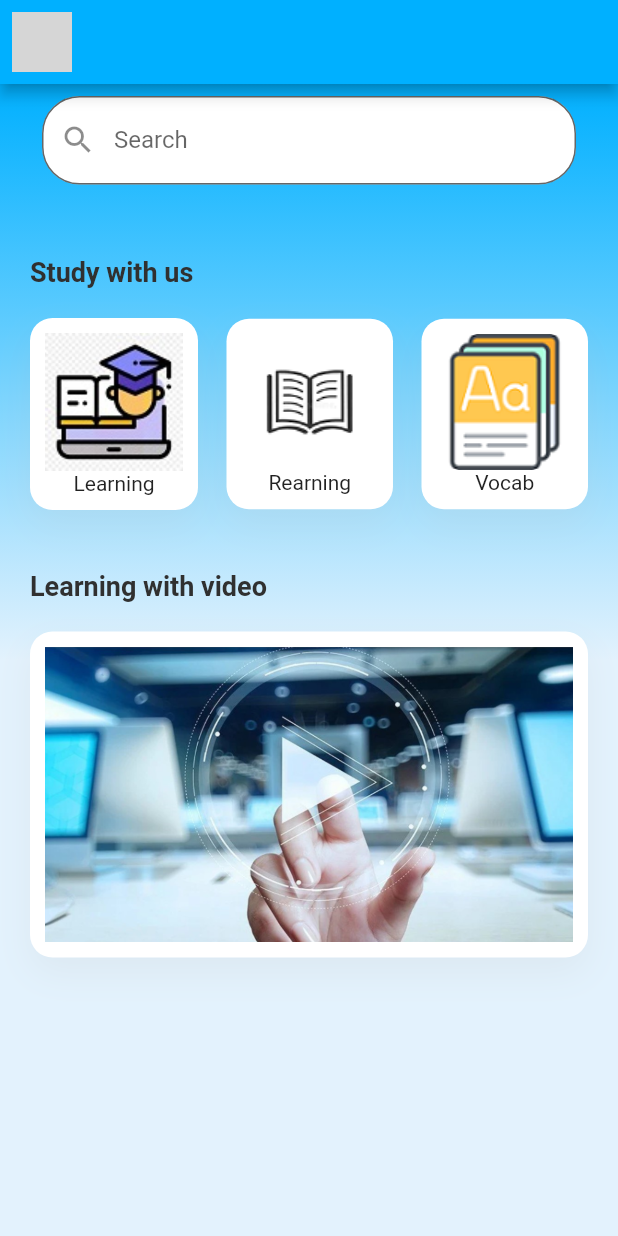
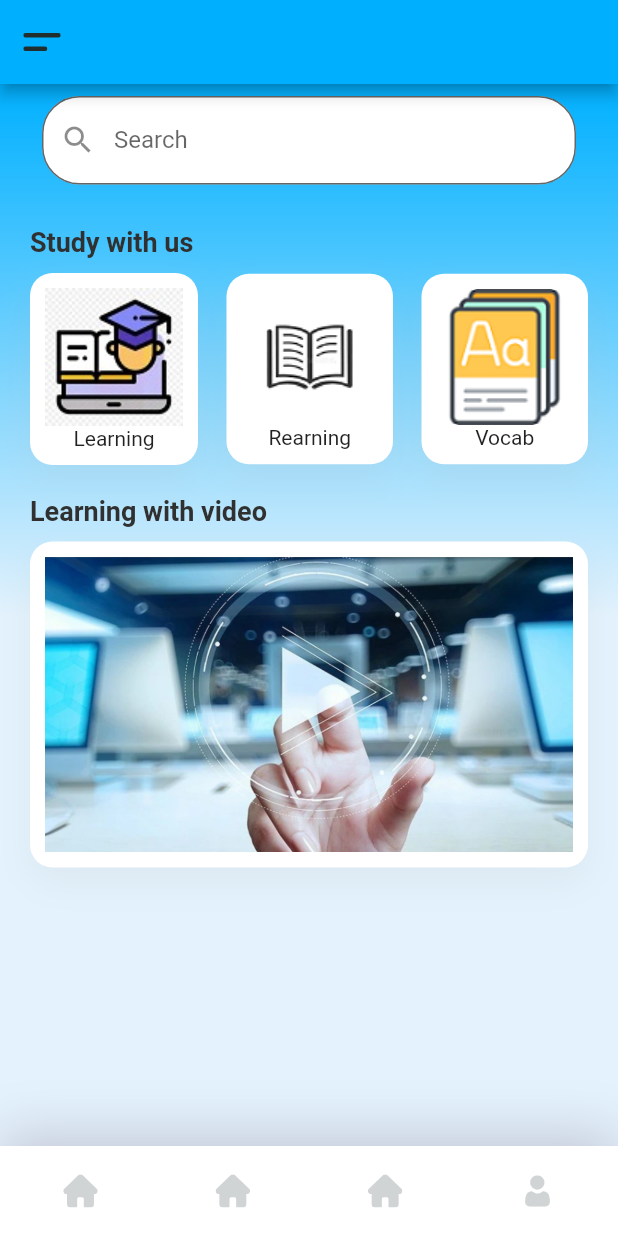
Before and after one commit to lewwcom/learn_english_app, a Flutter app: the screen it shows after launch, on a phone screen of 412 x 824 dp. Run offline on Flutter 3.47's test engine with Material 2 defaults, Android fonts, the light colour scheme and no system bars; our stand-ins replace audioplayers, cached_network_image, flutter_svg, go_router, shared_preferences, smooth_page_indicator and 1 more; network calls fail; grey boxes are pictures that could not be loaded.

Commit message:
add bottom navigation bar

```diff
--- /dev/null
+++ b/lib/pages/bottonavbar/my_bottom_nav_bar.dart
@@ -0,0 +1,46 @@
+import 'package:flutter/material.dart';
+import 'package:flutter_svg/flutter_svg.dart';
+import 'package:go_router/go_router.dart';
+import 'package:learn_english_app/constants.dart';
+import 'package:learn_english_app/size_config.dart';
+
+class MyBottomNavBar extends StatelessWidget {
+  @override
+  Widget build(BuildContext context) {
+    return Container(
+      padding: EdgeInsets.symmetric(horizontal: SizeConfig.defaultSize*3),
+      height: 60,
+      decoration: BoxDecoration(
+        color: Colors.white,
+        boxShadow: [
+          BoxShadow(
+            offset: Offset (0,-7),
+            blurRadius: 30,
+            color: Color(0xFF4B1A39).withOpacity(0.2),
+          ),
+        ],
+      ),
+      child: Row(
+        mainAxisAlignment: MainAxisAlignment.spaceBetween,
+        children: <Widget>[
+          IconButton(
+              onPressed: () => context.push("/homescreen"),
+              icon: SvgPicture.asset('assets/icons/home.svg', color: Color(0xFFD1D4D4)),
+          ),
+          IconButton(
+            onPressed: () => context.push("/homescreen"),
+            icon: SvgPicture.asset('assets/icons/home.svg', color: Color(0xFFD1D4D4)),
+          ),
+          IconButton(
+            onPressed: () => context.push("/homescreen"),
+            icon: SvgPicture.asset('assets/icons/home.svg', color: Color(0xFFD1D4D4)),
+          ),
+          IconButton(
+            onPressed: () => context.push("/profile"),
+            icon: SvgPicture.asset('assets/icons/user.svg', color: Color(0xFFD1D4D4)),
+          ),
+        ],
+      ),
+    );
+  }
+}
--- a/lib/pages/home/home_component/body.dart
+++ b/lib/pages/home/home_component/body.dart
@@ -1,4 +1,5 @@
 import 'package:flutter/material.dart';
+import 'package:go_router/go_router.dart';
 import 'package:learn_english_app/constants.dart';
 import 'package:learn_english_app/pages/home/home_component/LearningYoutube.dart';
 import 'package:learn_english_app/pages/profile/profile_screen.dart';
@@ -43,34 +44,25 @@ class Body extends StatelessWidget {
                     ),
                   ),
                 ),
-                SizedBox(height: 40),
+                SizedBox(height: 20),
                 Text("Study with us",style: kTitleTextstyle),
-                SizedBox(height: 20),
+                SizedBox(height: 10),
                 Row(
                   mainAxisAlignment: MainAxisAlignment.spaceBetween,
                   children: <Widget>[
                     StudyCard(
                         image: "assets/images/learning.jpg",
                         title: "Learning",
-                        press: (){
-                          Navigator.push(
-                            context,
-                            MaterialPageRoute(builder: (context) => ProfileScreen()),
-                          );
-                        }),
+                        press: () => context.push("/profile"),
+                    ),
                     StudyCard(image: "assets/images/reading.png", title: "Rearning", press: (){}),
                     StudyCard(image: "assets/images/vocab.png", title: "Vocab", press: (){}),
                   ],
                 ),
-                SizedBox(height: 40),
+                SizedBox(height: 20),
                 Text("Learning with video", style: kTitleTextstyle,),
-                SizedBox(height: 20),
-                LearningOnYoutubeCard(image: 'assets/images/video_learn.jpg', press: (){
-                  Navigator.push(
-                    context,
-                    MaterialPageRoute(builder: (context) => YoutubeScreen()),
-                  );
-                })
+                SizedBox(height: 10),
+                LearningOnYoutubeCard(image: 'assets/images/video_learn.jpg', press: () => context.push("/youtube"),)
               ],
             ),
           ),
--- a/lib/pages/home/home_screen.dart
+++ b/lib/pages/home/home_screen.dart
@@ -1,5 +1,6 @@
 import 'package:flutter/material.dart';
 import 'package:flutter_svg/flutter_svg.dart';
+import 'package:learn_english_app/pages/bottonavbar/my_bottom_nav_bar.dart';
 import 'home_component/body.dart';
 import 'package:learn_english_app/size_config.dart';
 import 'package:learn_english_app/constants.dart';
@@ -11,7 +12,7 @@ class HomeScreen extends StatelessWidget {
     return Scaffold(
       appBar: buildAppBar(),
       body: Body(),
-      //bottomNavigationBar: MyBottomNavBar(),
+      bottomNavigationBar: MyBottomNavBar(),
     );
   }
 
--- a/lib/pages/profile/profile_screen.dart
+++ b/lib/pages/profile/profile_screen.dart
@@ -1,6 +1,7 @@
 import 'package:flutter/material.dart';
 import 'package:flutter_svg/flutter_svg.dart';
 import 'package:learn_english_app/constants.dart';
+import 'package:learn_english_app/pages/bottonavbar/my_bottom_nav_bar.dart';
 import 'profile_component/body.dart';
 
 class ProfileScreen extends StatelessWidget {
@@ -9,9 +10,7 @@ class ProfileScreen extends StatelessWidget {
     return Scaffold(
       appBar: buildAppBar(),
       body: Body(),
-      /**
       bottomNavigationBar: MyBottomNavBar(),
-       **/
     );
   }
 
--- a/lib/router.dart
+++ b/lib/router.dart
@@ -8,6 +8,7 @@ import 'package:learn_english_app/pages/deck/new_deck_page.dart';
 import 'package:learn_english_app/pages/deck/words_in_deck_page.dart';
 import 'package:learn_english_app/pages/home/home_screen.dart';
 import 'package:learn_english_app/pages/loading/loading_page.dart';
+import 'package:learn_english_app/pages/profile/profile_screen.dart';
 import 'package:learn_english_app/pages/search/search_page.dart';
 import 'package:learn_english_app/pages/word/word_page.dart';
 import 'package:learn_english_app/pages/youtube/youtube_page.dart';
@@ -64,6 +65,7 @@ final GoRouter router = GoRouter(
       builder: (context, state) => const NewDeckPage(),
     ),
     GoRoute(path: "/youtube", builder: (context, state) => YoutubeScreen()),
-    GoRoute(path: "/homescreen", builder: (context, state) => HomeScreen())
+    GoRoute(path: "/homescreen", builder: (context, state) => HomeScreen()),
+    GoRoute(path: "/profile", builder: (context, state) => ProfileScreen()),
   ],
 );
```
Also changed, not shown: lib/pages/profile/profile_component/body.dart (+6 -12 lines), assets/icons/Log out.svg (added), assets/icons/home.svg (added), assets/icons/menu.svg (added), assets/icons/user.svg (added).
